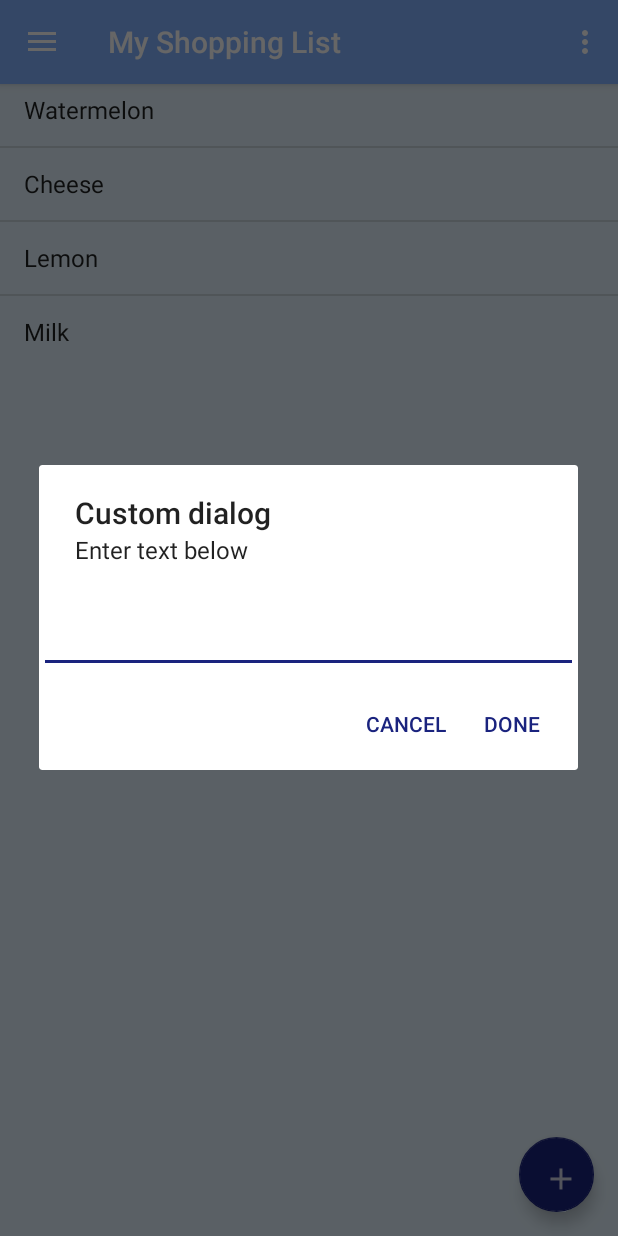
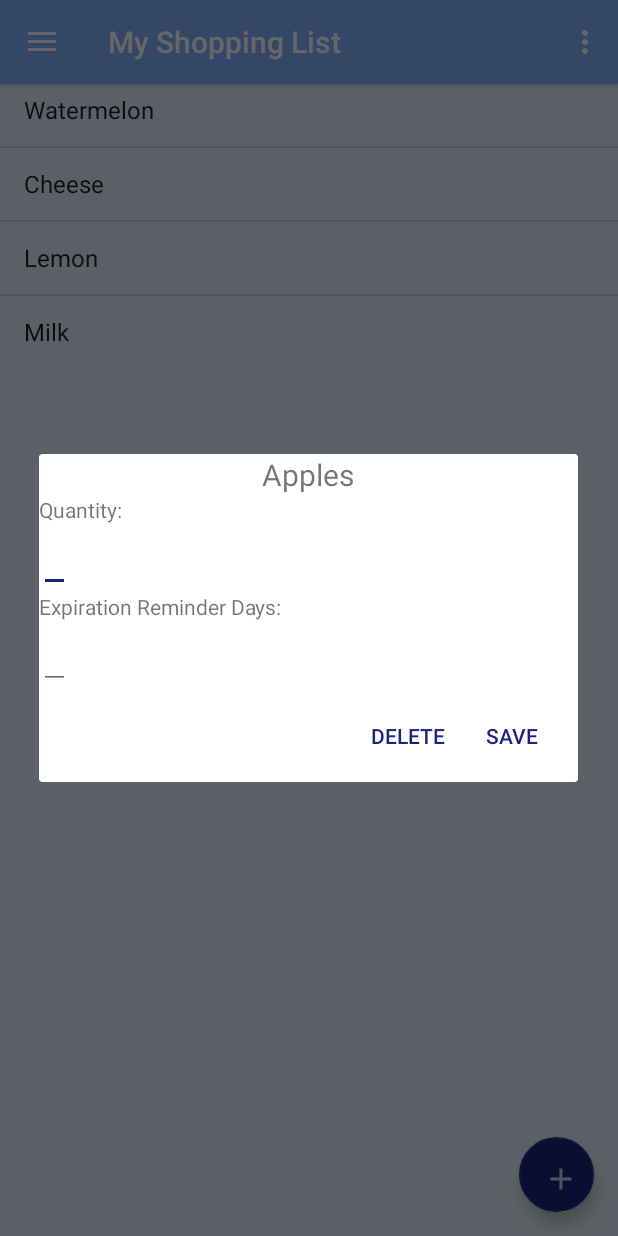
Before and after one commit to mkazachkova/GroceryHelper, an Android app: the screen it shows after launch (MainActivity), after a tap on "Watermelon", on a phone screen of 412 x 824 dp. Run offline under Robolectric (Android 15) with nearby library versions, the phone set to English and light mode, and no system bars; libraries missing offline, so code that uses them is left out: android.test.

Commit message:
Slightly nicer pop up when item clicked in grocery list

```diff
--- a/Grocery/app/src/main/java/com/example/grocery/ItemListFragment.java
+++ b/Grocery/app/src/main/java/com/example/grocery/ItemListFragment.java
@@ -6,6 +6,7 @@ import android.os.Bundle;
 import android.support.v4.app.Fragment;
 import android.test.AndroidTestRunner;
 import android.text.AndroidCharacter;
+import android.view.Gravity;
 import android.view.LayoutInflater;
 import android.view.View;
 import android.view.ViewGroup;
@@ -14,6 +15,7 @@ import android.widget.ListView;
 import android.widget.AdapterView;
 import android.app.AlertDialog;
 import android.widget.EditText;
+import android.widget.TextView;
 
 import java.util.ArrayList;
 
@@ -49,14 +51,23 @@ public class ItemListFragment extends Fragment {
 
                 final EditText edt = (EditText) dialogView.findViewById(R.id.edit1);
 
-                dialogBuilder.setTitle("Custom dialog");
-                dialogBuilder.setMessage("Enter text below");
-                dialogBuilder.setPositiveButton("Done", new DialogInterface.OnClickListener() {
+                //dialogBuilder.setTitle("Apples");
+                TextView title = new TextView(getActivity());
+                title.setText("Apples");
+                title.setGravity(Gravity.CENTER);
+                title.setTextSize(20);
+
+                dialogBuilder.setCustomTitle(title);
+
+
+                //dialogBuilder.setMessage("Enter text below");
+
+                dialogBuilder.setPositiveButton("Save", new DialogInterface.OnClickListener() {
                     public void onClick(DialogInterface dialog, int whichButton) {
                         //do something with edt.getText().toString();
                     }
                 });
-                dialogBuilder.setNegativeButton("Cancel", new DialogInterface.OnClickListener() {
+                dialogBuilder.setNegativeButton("Delete", new DialogInterface.OnClickListener() {
                     public void onClick(DialogInterface dialog, int whichButton) {
                         //pass
                     }
--- a/Grocery/app/src/main/res/layout/app_bar_main.xml
+++ b/Grocery/app/src/main/res/layout/app_bar_main.xml
@@ -14,14 +14,10 @@
         <android.support.v7.widget.Toolbar
             android:id="@+id/toolbar"
             android:layout_width="match_parent"
-            android:layout_height="?attr/actionBarSize"
-            android:background="?attr/colorPrimary"
+            android:layout_height="match_parent"
             app:popupTheme="@style/AppTheme.PopupOverlay" />
 
     </android.support.design.widget.AppBarLayout>
-
-
-    <include layout="@layout/content_main" />
 
     <!-- placeholder for various fragments -->
     <LinearLayout
@@ -42,10 +38,4 @@
         android:layout_margin="@dimen/fab_margin"
         app:srcCompat="@drawable/ic_add" />
 
-    <FrameLayout
-        android:id="@+id/content_frame"
-        android:layout_width="match_parent"
-        android:layout_height="wrap_content"
-        android:paddingTop="?attr/actionBarSize" />
-
 </android.support.design.widget.CoordinatorLayout>
--- a/Grocery/app/src/main/res/layout/custom_dialogue.xml
+++ b/Grocery/app/src/main/res/layout/custom_dialogue.xml
@@ -3,9 +3,28 @@
     android:orientation="vertical" android:layout_width="match_parent"
     android:layout_height="match_parent">
 
+    <TextView
+        android:text="Quantity:"
+        android:layout_width="match_parent"
+        android:layout_height="wrap_content"
+        android:id="@+id/textView" />
+
     <EditText
         android:id="@+id/edit1"
+        android:layout_width="wrap_content"
+        android:layout_height="wrap_content"
+        android:inputType="number" />
+
+
+    <TextView
+        android:text="Expiration Reminder Days:"
         android:layout_width="match_parent"
+        android:layout_height="wrap_content"
+        android:id="@+id/textView2" />
+
+    <EditText
+        android:id="@+id/edit2"
+        android:layout_width="wrap_content"
         android:layout_height="wrap_content"
         android:inputType="number" />
 
--- a/Grocery/app/src/main/res/layout/single_item.xml
+++ b/Grocery/app/src/main/res/layout/single_item.xml
@@ -3,14 +3,6 @@
     xmlns:app="http://schemas.android.com/apk/res-auto"
     android:orientation="vertical" android:layout_width="match_parent"
     android:layout_height="match_parent">
-
-    <LinearLayout
-        android:layout_width="match_parent"
-        android:layout_height="wrap_content"
-        android:orientation="horizontal"
-        android:layout_marginTop="10dp"
-        android:layout_marginBottom="10dp" >
-
 
         <TextView
             android:text="TextView"
@@ -23,7 +15,4 @@
             android:id="@+id/date_hours"
             android:layout_weight="8" />
 
-
-    </LinearLayout>
-
 </LinearLayout>
```
